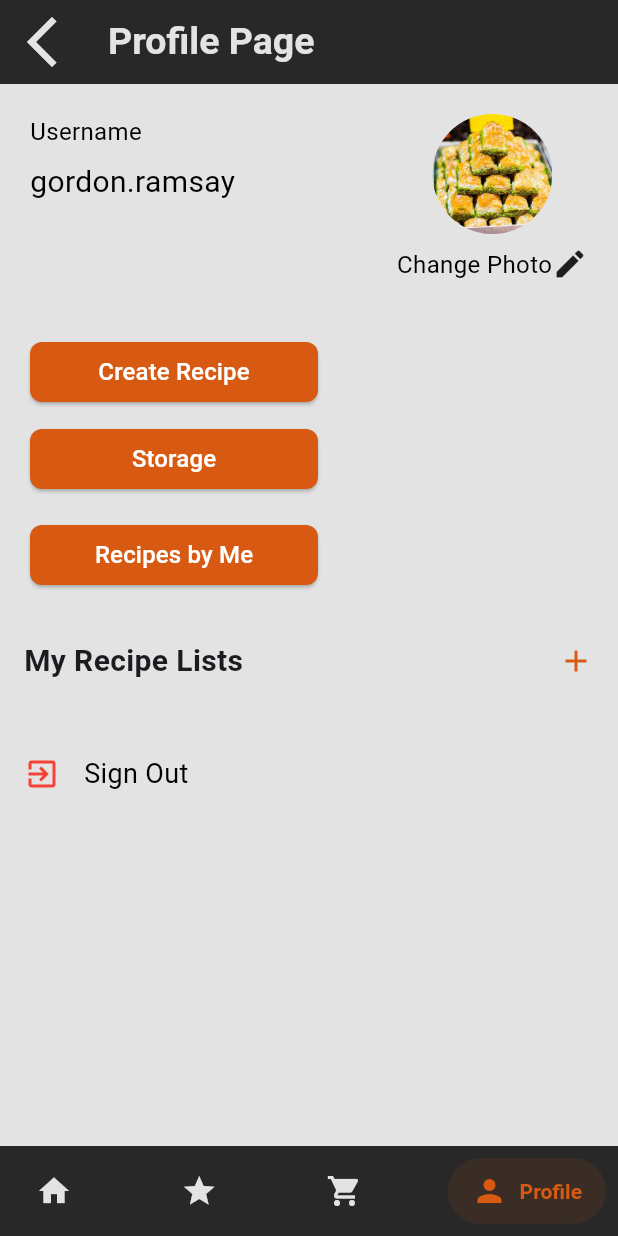
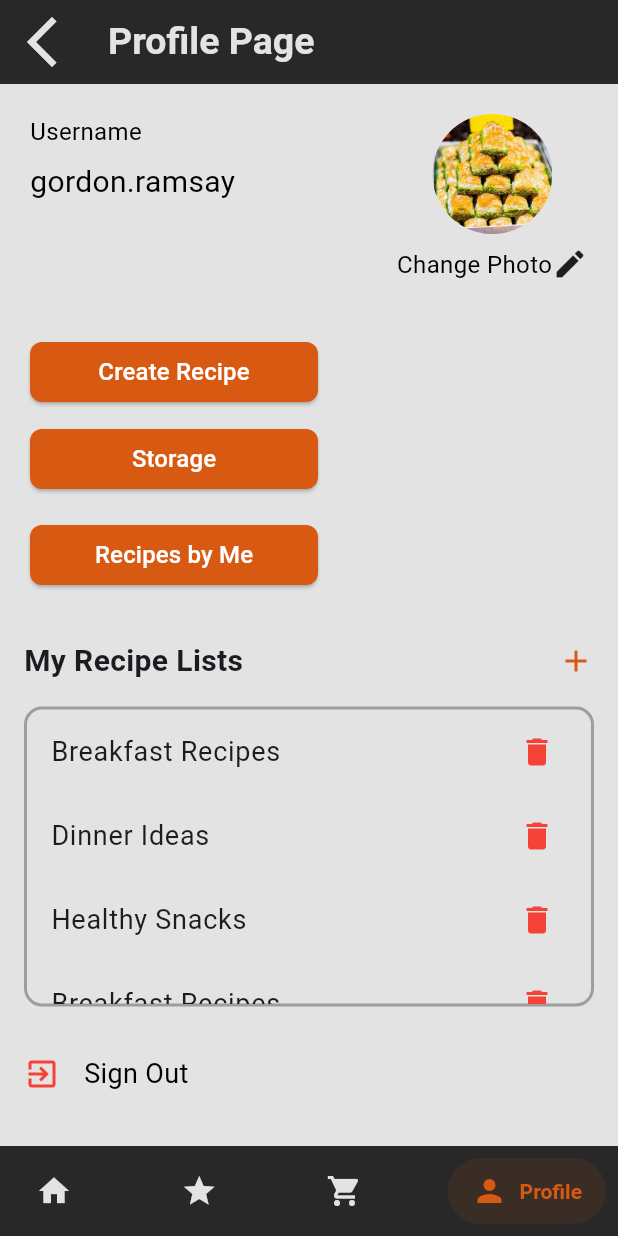
Before and after one commit to BastirChefs/mobile, a Flutter app: the screen it shows after launch, item 4 of the bottom bar chosen, on a phone screen of 412 x 824 dp. Run offline on Flutter 3.47's test engine with Material 3 defaults, Android fonts, the phone set to English and light mode, and no system bars; our stand-ins replace firebase_core; accounts and stored records are empty.

Commit message:
Recipe List section added to Profile Page

```diff
--- a/bastirchef/lib/pages/profile_page.dart
+++ b/bastirchef/lib/pages/profile_page.dart
@@ -1,8 +1,22 @@
-// ignore_for_file: prefer_const_constructors, prefer_const_literals_to_create_immutables, use_key_in_widget_constructors
+// ignore_for_file: prefer_const_constructors, prefer_const_literals_to_create_immutables, avoid_print, use_key_in_widget_constructors
+
 import 'package:flutter/material.dart';
 import 'src/button.dart';
+import 'storage_page.dart';
 
-class Profile extends StatelessWidget {
+class Profile extends StatefulWidget {
+  @override
+  State<Profile> createState() => _ProfileState();
+}
+
+class _ProfileState extends State<Profile> {
+  List<String> userRecipeLists = [
+    'Breakfast Recipes',
+    'Dinner Ideas',
+    'Healthy Snacks',
+    'Breakfast Recipes',
+    'Dinner Ideas',
+  ];
   @override
   Widget build(BuildContext context) {
     return MaterialApp(
@@ -25,7 +39,8 @@ class Profile extends StatelessWidget {
             ),
           ),
         ),
-          body: ListView(
+        body: SingleChildScrollView(
+          child: Column(
             children: [
               //1st box: profile photo, username label, username
               Container(
@@ -45,10 +60,10 @@ class Profile extends StatelessWidget {
                           ),
                         ),
                         SizedBox(
-                            height:
-                                8.0), // Add spacing between label and username
+                          height: 8.0,
+                        ),
                         Text(
-                          'gordon.ramsay', // Replace with the actual username
+                          'gordon.ramsay',
                           style: TextStyle(
                             fontSize: 20.0,
                             color: Colors.black,
@@ -59,27 +74,23 @@ class Profile extends StatelessWidget {
                     Column(
                       children: [
                         CircleAvatar(
-                          radius: 40.0, // Adjust the radius as needed
+                          radius: 40.0,
                           backgroundImage: AssetImage(
-                              "lib/pages/src/images/baklava.jpg"), // Replace with your profile image
+                              "lib/pages/src/images/baklava.jpg"),
                         ),
                         SizedBox(
-                            height:
-                                8.0), // Add spacing between profile photo and text
+                          height: 8.0,
+                        ),
                         GestureDetector(
-                          onTap: () {
-                            // Add your logic for changing the profile photo here
-                          },
+                          onTap: () {},
                           child: Row(
-                            crossAxisAlignment:
-                                CrossAxisAlignment.end, //to align icon and text
+                            crossAxisAlignment: CrossAxisAlignment.end,
                             children: [
                               Text(
                                 'Change Photo',
                                 style: TextStyle(
                                   fontSize: 16.0,
-                                  color: Colors
-                                      .black, // You can change the color to match your design
+                                  color: Colors.black,
                                 ),
                               ),
                               Icon(Icons.edit),
@@ -93,59 +104,39 @@ class Profile extends StatelessWidget {
               ),
               //2nd box: create recipe, recipe created by me,my storage
               Container(
-                padding: EdgeInsets.only(
-                    top: 16,
-                    bottom: 16,
-                    left: 20,
-                    right: 200), // Add padding as needed
+                padding: EdgeInsets.only(top: 16, bottom: 16, left: 20, right: 200),
                 child: Column(
-                  mainAxisAlignment:
-                      MainAxisAlignment.center, // Center buttons vertically
-                  crossAxisAlignment: CrossAxisAlignment
-                      .stretch, // Stretch buttons horizontally
+                  mainAxisAlignment: MainAxisAlignment.center,
+                  crossAxisAlignment: CrossAxisAlignment.stretch,
                   children: [
                     CustomButton(
                       text: 'Create Recipe',
                       onPressed: () {
-                        // Add your logic for the "Create Recipe" button here
                         print('Create Recipe button pressed!');
                       },
                     ),
-                    SizedBox(height: 10.0), // Add spacing between buttons
+                    SizedBox(height: 10.0),
                     CustomButton(
                       text: 'Storage',
                       onPressed: () {
-                        // Add your logic for the "Storage" button here
                         print('Storage button pressed!');
                       },
                     ),
-                    SizedBox(height: 16.0), // Add spacing between buttons
+                    SizedBox(height: 16.0),
                     CustomButton(
                       text: 'Recipes by Me',
                       onPressed: () {
-                        // Add your logic for the "Recipes by Me" button here
                         print('Recipes by Me button pressed!');
                       },
                     ),
                   ],
                 ),
               ),
-              //3rd box: recipe lists
-              // Expanded(
-              //   child: Container(
-              //     //height: 350,
-              //     color: const Color.fromARGB(255, 161, 154, 172),
-              //     padding: EdgeInsets.only(top: 20, left: 20,bottom: 20),
-              //     child: Text("My Recipe Lists",
-              //             style: TextStyle(
-              //               fontSize: 20.0,
-              //               fontWeight: FontWeight.bold,
-              //             ),
-              //           ),
-              //   ),
-              // ),
-              Container(
-                padding: EdgeInsets.all(16.0), // Add padding as needed
+
+              //3rd box: My Recipe Lists with Add button
+              SingleChildScrollView(
+                child: Container(
+                  padding: EdgeInsets.all(16.0),
                   child: Column(
                     crossAxisAlignment: CrossAxisAlignment.stretch,
                     children: [
@@ -155,27 +146,62 @@ class Profile extends StatelessWidget {
                           Text(
                             'My Recipe Lists',
                             style: TextStyle(
-                            fontSize: 20.0, // Adjust the font size as needed
-                            fontWeight: FontWeight.bold, // Make the header bold
+                              fontSize: 20.0,
+                              fontWeight: FontWeight.bold,
                             ),
                           ),
                           GestureDetector(
                             onTap: () {
-                            print("add list tapped");
-                            // Add your logic for the "Add" button here
-                            // This is where you can handle the add button click event
+                              setState(() {
+                                userRecipeLists.add('New Recipe List');
+                              });
                             },
                             child: Icon(
-                            Icons.add, // Replace with your preferred add icon
-                            size: 24.0, // Adjust the icon size as needed
-                            color: Color(
-                                0xFFD75912), // Adjust the icon color as needed
+                              Icons.add,
+                              size: 24.0,
+                              color: Color(0xFFD75912),
                             ),
                           ),
                         ],
                       ),
                       SizedBox(height: 16.0),
+                      Container(
+                        height: 200,
+                        decoration: BoxDecoration(
+                          borderRadius: BorderRadius.circular(12),
+                          border: Border.all(
+                            color: Colors.grey, // Set the border color
+                            width: 2.0, // Set the border width
+                          ),
+                        ),
+                        child: ListView.builder(
+                          shrinkWrap: true,
+                          itemCount: userRecipeLists.length,
+                          itemBuilder: (BuildContext context, int index) {
+                            return ListTile(
+                              title: Text(
+                                userRecipeLists[index],
+                                style: TextStyle(
+                                  fontSize: 18.0,
+                                ),
+                              ),
+                              trailing: GestureDetector(
+                                onTap: () {
+                                  setState(() {
+                                    userRecipeLists.removeAt(index);
+                                  });
+                                },
+                                child: Icon(
+                                  Icons.delete,
+                                  color: Colors.red,
+                                ),
+                              ),
+                            );
+                          },
+                        ),
+                      ),
                     ],
+                  ),
                 ),
               ),
 
@@ -185,26 +211,25 @@ class Profile extends StatelessWidget {
                 child: Row(
                   children: [
                     Icon(
-                      Icons
-                          .exit_to_app, // Replace with your preferred signout icon
-                      color:
-                          Colors.red, // Replace with your preferred icon color
-                      size: 24.0, // Replace with your preferred icon size
+                      Icons.exit_to_app,
+                      color: Colors.red,
+                      size: 24.0,
                     ),
-                    SizedBox(width: 16.0), // Add spacing between icon and text
+                    SizedBox(width: 16.0),
                     Text(
                       'Sign Out',
                       style: TextStyle(
-                        fontSize: 18.0, // Replace with your preferred text size
-                        color: Colors
-                            .black, // Replace with your preferred text color
+                        fontSize: 18.0,
+                        color: Colors.black,
                       ),
                     ),
                   ],
                 ),
               )
             ],
-          )),
+          ),
+        ),
+      ),
     );
   }
 }
```
Also changed, not shown: bastirchef/lib/pages/storage_page.dart (added). Lines whose indentation alone changed are shown as unchanged.
